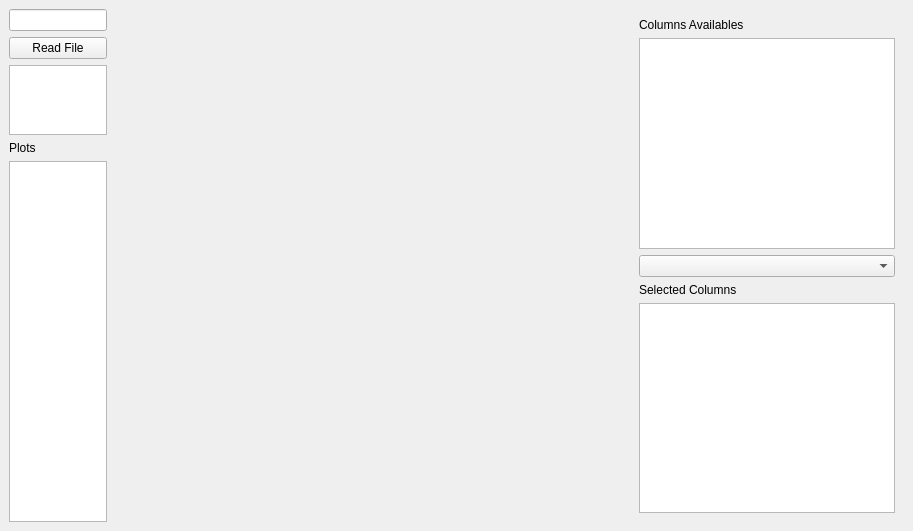
Old version of the form dirty/window.ui in the repository HaraldHeitmann/Pybi.
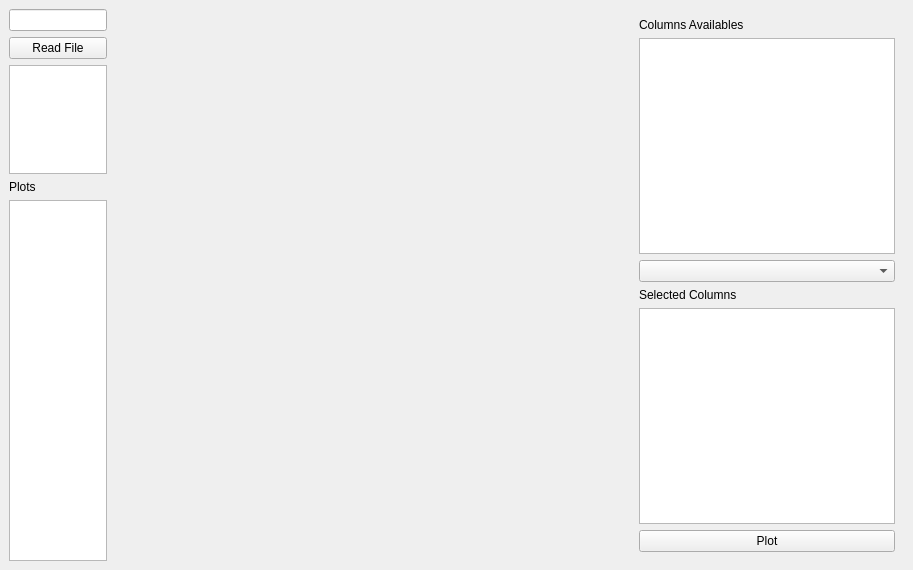
New version of the form.

Commit message: separates plotting and column selection

The edit to the form file:
```diff
--- a/dirty/window.ui
+++ b/dirty/window.ui
@@ -7,7 +7,7 @@
     <x>0</x>
     <y>0</y>
     <width>913</width>
-    <height>444</height>
+    <height>570</height>
    </rect>
   </property>
   <property name="windowTitle">
@@ -114,6 +114,13 @@
        <item>
         <widget class="QListWidget" name="stgList"/>
        </item>
+       <item>
+        <widget class="QPushButton" name="pltBtn">
+         <property name="text">
+          <string>Plot</string>
+         </property>
+        </widget>
+       </item>
       </layout>
      </widget>
     </item>
```
Left out of the diff: 4 changed lines with no effect on the pictures. The commit also changes 1 other file.
